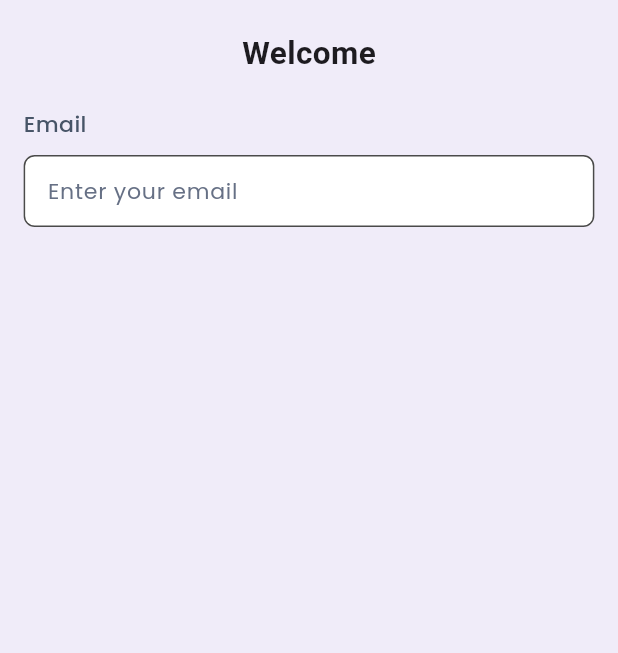
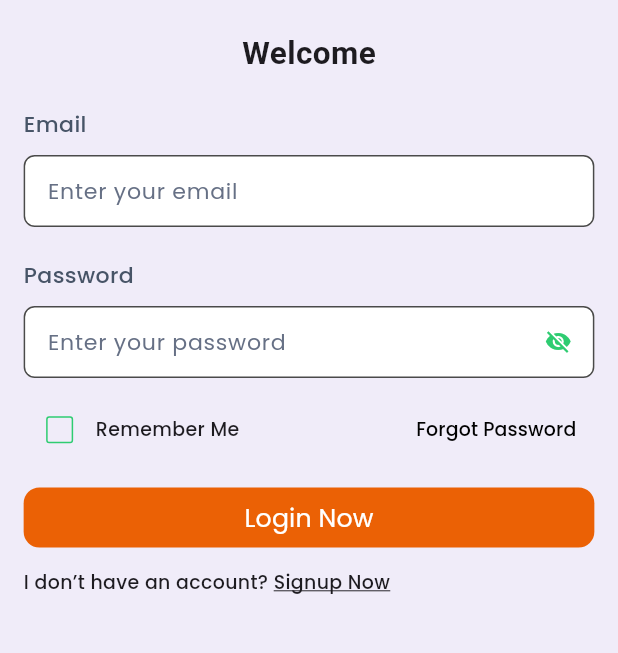
Before and after one commit to SunilBatesar/BusOwner, a Flutter app: the LoginScreen screen opened by its route, on a phone screen of 412 x 824 dp, the part 202-855 px from its top. Run offline on Flutter 3.47's test engine with Material 3 defaults, Android fonts, the phone set to English and light mode, and no system bars; our stand-ins replace flutter_screenutil, get, google_fonts, shared_preferences; accounts and stored records are empty; Roboto replaces fonts that are missing (Parisienne).

Commit message:
login screen completed

```diff
--- a/lib/Components/textfield/primary_textfield.dart
+++ b/lib/Components/textfield/primary_textfield.dart
@@ -6,12 +6,18 @@ class PrimaryTextfield extends StatelessWidget {
   final String hintText;
   final IconData? sufixIcon;
   final Function? onSufixPressed;
+  final bool obsecure;
   const PrimaryTextfield(
-      {super.key, required this.hintText, this.sufixIcon, this.onSufixPressed});
+      {super.key,
+      required this.hintText,
+      this.sufixIcon,
+      this.onSufixPressed,
+      this.obsecure = false});
 
   @override
   Widget build(BuildContext context) {
     return TextFormField(
+      obscureText: obsecure,
       decoration: InputDecoration(
           isDense: true,
           fillColor: styleSheet.colors.white,
--- a/lib/Res/Apis/i18n/language_const.dart
+++ b/lib/Res/Apis/i18n/language_const.dart
@@ -16,4 +16,10 @@ class LanguageConst {
 // AUTHENTICATION ENGLISH COST START ----->
 // login
   static String email = "Email";
+  static String emailhint = "Enter your email";
+  static String password = "Password";
+  static String passwordhint = "Enter your password";
+  static String rememberMe = "Remember Me";
+  static String forgotPassword = "Forgot Password";
+  static String dontAccount = "I don’t have an account?";
 }
--- a/lib/Res/Apis/i18n/language_type.dart
+++ b/lib/Res/Apis/i18n/language_type.dart
@@ -19,8 +19,17 @@ class LanguageType {
 
     // AUTHENTICATION ENGLISH LANGUAGE START ----->
     // login
-    LanguageConst.email: "Email"
+    LanguageConst.email: "Email",
+    LanguageConst.emailhint: "Enter your email",
+    LanguageConst.password: "Password",
+    LanguageConst.passwordhint: "Enter your password",
+    LanguageConst.passwordhint: "Enter your password",
+    LanguageConst.rememberMe: "Remember Me",
+    LanguageConst.forgotPassword: "Forgot Password",
+    LanguageConst.dontAccount: "I don’t have an account?",
   };
+  // ==========================================================================================
+  // ==========================================================================================
   // HINDI MAP DATA
   static final Map<String, String> hindi = {
     LanguageConst.continuE: "जारी रखना",
@@ -38,5 +47,11 @@ class LanguageType {
     // AUTHENTICATION ENGLISH LANGUAGE START ----->
     // login
     LanguageConst.email: "ईमेल",
+    LanguageConst.emailhint: "अपना ईमेल दर्ज करें",
+    LanguageConst.password: "पासवर्ड",
+    LanguageConst.passwordhint: "अपना पासवर्ड दर्ज करें",
+    LanguageConst.rememberMe: "मुझे याद करो",
+    LanguageConst.forgotPassword: "पासवर्ड भूल गए",
+    LanguageConst.dontAccount: "मेरे पास खाता नहीं है?",
   };
 }
--- a/lib/Screens/Auth/login_screen.dart
+++ b/lib/Screens/Auth/login_screen.dart
@@ -1,16 +1,19 @@
+import 'package:bus_owner/Components/Buttons/primary_button.dart';
 import 'package:bus_owner/Components/textfield/primary_textfield.dart';
 import 'package:bus_owner/Components/widget/app_logo_and_name.dart';
 import 'package:bus_owner/Res/Apis/i18n/language_const.dart';
 import 'package:bus_owner/main.dart';
+import 'package:flutter/gestures.dart';
 import 'package:flutter/material.dart';
 import 'package:flutter_screenutil/flutter_screenutil.dart';
 import 'package:get/get.dart';
 
 class LoginScreen extends StatelessWidget {
   const LoginScreen({super.key});
-
   @override
   Widget build(BuildContext context) {
+    final RxBool _passwordVisible = true.obs;
+    final RxBool isChecked = false.obs;
     return Scaffold(
       body: SafeArea(
         child: Padding(
@@ -34,9 +37,74 @@ class LoginScreen extends StatelessWidget {
                     .copyWith(color: styleSheet.colors.mediumgray),
               ),
               styleSheet.appServices.addheight(10),
-              PrimaryTextfield(
-                hintText: "Enter your email",
-              )
+              PrimaryTextfield(hintText: LanguageConst.emailhint.tr),
+              styleSheet.appServices.addheight(20),
+              Text(
+                LanguageConst.password.tr,
+                style: styleSheet.textTheme.fs14Medium
+                    .copyWith(color: styleSheet.colors.mediumgray),
+              ),
+              styleSheet.appServices.addheight(10),
+              Obx(
+                () => PrimaryTextfield(
+                  obsecure: _passwordVisible.value,
+                  hintText: LanguageConst.passwordhint.tr,
+                  onSufixPressed: () {
+                    _passwordVisible.value = !_passwordVisible.value;
+                  },
+                  sufixIcon: _passwordVisible.value
+                      ? Icons.visibility_off
+                      : Icons.visibility,
+                ),
+              ),
+              styleSheet.appServices.addheight(10),
+              Row(
+                mainAxisAlignment: MainAxisAlignment.spaceBetween,
+                children: [
+                  Row(
+                    children: [
+                      Obx(
+                        () => Checkbox(
+                          side: BorderSide(color: styleSheet.colors.primary),
+                          activeColor: styleSheet.colors.primary,
+                          value: isChecked.value,
+                          onChanged: (value) {
+                            isChecked.value = value!;
+                          },
+                        ),
+                      ),
+                      Text(
+                        LanguageConst.rememberMe.tr,
+                        style: styleSheet.textTheme.fs12Medium,
+                      ),
+                    ],
+                  ),
+                  TextButton(
+                      onPressed: () {},
+                      child: Text(
+                        LanguageConst.forgotPassword.tr,
+                        style: styleSheet.textTheme.fs12Medium
+                            .copyWith(color: styleSheet.colors.black),
+                      ))
+                ],
+              ),
+              styleSheet.appServices.addheight(10),
+              PrimaryButton(
+                  isexpanded: true,
+                  btnName: LanguageConst.loginNow,
+                  ontap: () {}),
+              styleSheet.appServices.addheight(10),
+              Text.rich(TextSpan(children: [
+                TextSpan(
+                  text: "${LanguageConst.dontAccount.tr} ",
+                  style: styleSheet.textTheme.fs12Medium,
+                ),
+                TextSpan(
+                    text: LanguageConst.signupNow.tr,
+                    style: styleSheet.textTheme.fs12Medium
+                        .copyWith(decoration: TextDecoration.underline),
+                    recognizer: TapGestureRecognizer()..onTap = () {})
+              ]))
             ],
           ),
         ),
```
